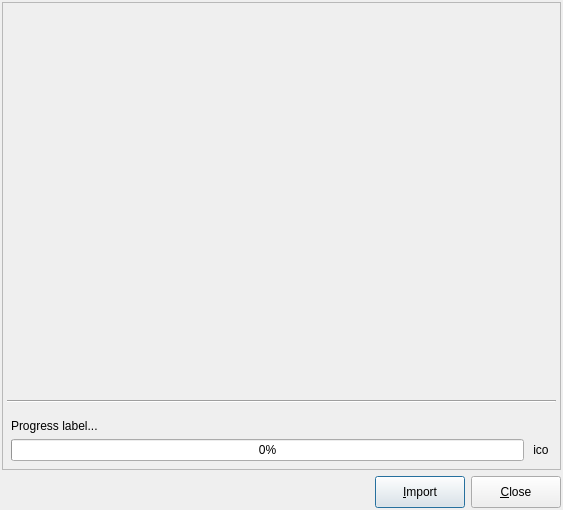
The window that libpgmodeler_ui/ui/databaseimportform.ui (pgmodeler/pgmodeler) describes before a commit, drawn with Qt 5.
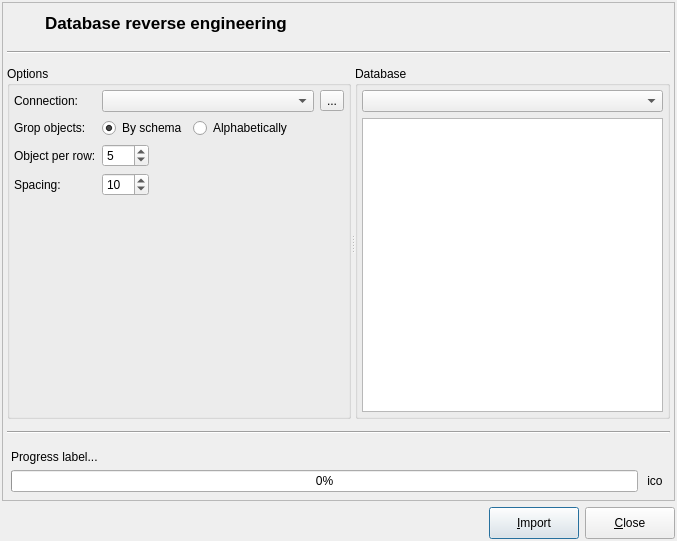
The same window after the commit. Icons and pictures are not drawn.

Commit message: Minor adjustments on ModelExportForm and DatabaseImportForm

What changed in the file:
```diff
--- a/libpgmodeler_ui/ui/databaseimportform.ui
+++ b/libpgmodeler_ui/ui/databaseimportform.ui
@@ -9,8 +9,8 @@
    <rect>
     <x>0</x>
     <y>0</y>
-    <width>563</width>
-    <height>510</height>
+    <width>677</width>
+    <height>541</height>
    </rect>
   </property>
   <property name="sizePolicy">
@@ -21,8 +21,8 @@
   </property>
   <property name="minimumSize">
    <size>
-    <width>0</width>
-    <height>0</height>
+    <width>670</width>
+    <height>500</height>
    </size>
   </property>
   <property name="maximumSize">
@@ -32,7 +32,7 @@
    </size>
   </property>
   <property name="windowTitle">
-   <string>Model Export</string>
+   <string>Database Import</string>
   </property>
   <property name="windowIcon">
    <iconset resource="../res/resources.qrc">
@@ -51,6 +51,87 @@
    <property name="bottomMargin">
     <number>2</number>
    </property>
+   <item row="1" column="2">
+    <layout class="QHBoxLayout" name="horizontalLayout_10">
+     <item>
+      <widget class="QPushButton" name="export_btn">
+       <property name="minimumSize">
+        <size>
+         <width>90</width>
+         <height>32</height>
+        </size>
+       </property>
+       <property name="maximumSize">
+        <size>
+         <width>90</width>
+         <height>16777215</height>
+        </size>
+       </property>
+       <property name="text">
+        <string>&amp;Import</string>
+       </property>
+       <property name="icon">
+        <iconset resource="../res/resources.qrc">
+         <normaloff>:/icones/icones/import.png</normaloff>:/icones/icones/import.png</iconset>
+       </property>
+       <property name="iconSize">
+        <size>
+         <width>20</width>
+         <height>16</height>
+        </size>
+       </property>
+       <property name="default">
+        <bool>true</bool>
+       </property>
+      </widget>
+     </item>
+     <item>
+      <widget class="QPushButton" name="close_btn">
+       <property name="minimumSize">
+        <size>
+         <width>90</width>
+         <height>32</height>
+        </size>
+       </property>
+       <property name="maximumSize">
+        <size>
+         <width>90</width>
+         <height>16777215</height>
+        </size>
+       </property>
+       <property name="text">
+        <string>&amp;Close</string>
+       </property>
+       <property name="icon">
+        <iconset resource="../res/resources.qrc">
+         <normaloff>:/icones/icones/fechar1.png</normaloff>:/icones/icones/fechar1.png</iconset>
+       </property>
+       <property name="iconSize">
+        <size>
+         <width>20</width>
+         <height>16</height>
+        </size>
+       </property>
+       <property name="flat">
+        <bool>false</bool>
+       </property>
+      </widget>
+     </item>
+    </layout>
+   </item>
+   <item row="1" column="1">
+    <spacer name="horizontalSpacer_6">
+     <property name="orientation">
+      <enum>Qt::Horizontal</enum>
+     </property>
+     <property name="sizeHint" stdset="0">
+      <size>
+       <width>246</width>
+       <height>20</height>
+      </size>
+     </property>
+    </spacer>
+   </item>
    <item row="0" column="0" colspan="3">
     <widget class="QFrame" name="frame">
      <property name="enabled">
@@ -81,7 +162,318 @@
       <property name="bottomMargin">
        <number>4</number>
       </property>
-      <item row="1" column="0">
+      <item row="0" column="0">
+       <widget class="QLabel" name="label_6">
+        <property name="sizePolicy">
+         <sizepolicy hsizetype="Fixed" vsizetype="Fixed">
+          <horstretch>0</horstretch>
+          <verstretch>0</verstretch>
+         </sizepolicy>
+        </property>
+        <property name="minimumSize">
+         <size>
+          <width>32</width>
+          <height>32</height>
+         </size>
+        </property>
+        <property name="maximumSize">
+         <size>
+          <width>32</width>
+          <height>32</height>
+         </size>
+        </property>
+        <property name="text">
+         <string/>
+        </property>
+        <property name="pixmap">
+         <pixmap resource="../res/resources.qrc">:/icones/icones/import.png</pixmap>
+        </property>
+       </widget>
+      </item>
+      <item row="0" column="1">
+       <widget class="QLabel" name="label_7">
+        <property name="font">
+         <font>
+          <pointsize>13</pointsize>
+          <weight>75</weight>
+          <bold>true</bold>
+         </font>
+        </property>
+        <property name="text">
+         <string>Database reverse engineering</string>
+        </property>
+       </widget>
+      </item>
+      <item row="1" column="0" colspan="2">
+       <widget class="QFrame" name="ln2_frm_2">
+        <property name="minimumSize">
+         <size>
+          <width>0</width>
+          <height>15</height>
+         </size>
+        </property>
+        <property name="frameShape">
+         <enum>QFrame::HLine</enum>
+        </property>
+        <property name="frameShadow">
+         <enum>QFrame::Sunken</enum>
+        </property>
+       </widget>
+      </item>
+      <item row="2" column="0" colspan="2">
+       <widget class="QWidget" name="widget" native="true">
+        <property name="sizePolicy">
+         <sizepolicy hsizetype="Preferred" vsizetype="Expanding">
+          <horstretch>0</horstretch>
+          <verstretch>0</verstretch>
+         </sizepolicy>
+        </property>
+        <layout class="QGridLayout" name="gridLayout_3">
+         <property name="leftMargin">
+          <number>0</number>
+         </property>
+         <property name="topMargin">
+          <number>0</number>
+         </property>
+         <property name="rightMargin">
+          <number>0</number>
+         </property>
+         <property name="bottomMargin">
+          <number>0</number>
+         </property>
+         <property name="spacing">
+          <number>0</number>
+         </property>
+         <item row="0" column="0">
+          <widget class="QSplitter" name="splitter">
+           <property name="orientation">
+            <enum>Qt::Horizontal</enum>
+           </property>
+           <widget class="QGroupBox" name="groupBox">
+            <property name="title">
+             <string>Options</string>
+            </property>
+            <layout class="QGridLayout" name="gridLayout_2">
+             <property name="leftMargin">
+              <number>4</number>
+             </property>
+             <property name="topMargin">
+              <number>4</number>
+             </property>
+             <property name="rightMargin">
+              <number>4</number>
+             </property>
+             <property name="bottomMargin">
+              <number>4</number>
+             </property>
+             <item row="0" column="0">
+              <widget class="QLabel" name="label_2">
+               <property name="sizePolicy">
+                <sizepolicy hsizetype="Fixed" vsizetype="Preferred">
+                 <horstretch>0</horstretch>
+                 <verstretch>0</verstretch>
+                </sizepolicy>
+               </property>
+               <property name="text">
+                <string>Connection:</string>
+               </property>
+              </widget>
+             </item>
+             <item row="0" column="1" colspan="2">
+              <layout class="QHBoxLayout" name="horizontalLayout">
+               <item>
+                <widget class="QComboBox" name="comboBox"/>
+               </item>
+               <item>
+                <widget class="QToolButton" name="toolButton_3">
+                 <property name="text">
+                  <string>...</string>
+                 </property>
+                 <property name="icon">
+                  <iconset resource="../res/resources.qrc">
+                   <normaloff>:/icones/icones/conexaobd.png</normaloff>:/icones/icones/conexaobd.png</iconset>
+                 </property>
+                 <property name="iconSize">
+                  <size>
+                   <width>22</width>
+                   <height>22</height>
+                  </size>
+                 </property>
+                </widget>
+               </item>
+              </layout>
+             </item>
+             <item row="1" column="0">
+              <widget class="QLabel" name="label_3">
+               <property name="sizePolicy">
+                <sizepolicy hsizetype="Fixed" vsizetype="Preferred">
+                 <horstretch>0</horstretch>
+                 <verstretch>0</verstretch>
+                </sizepolicy>
+               </property>
+               <property name="text">
+                <string>Grop objects:</string>
+               </property>
+              </widget>
+             </item>
+             <item row="1" column="1" colspan="2">
+              <layout class="QHBoxLayout" name="horizontalLayout_2">
+               <item>
+                <widget class="QRadioButton" name="radioButton">
+                 <property name="sizePolicy">
+                  <sizepolicy hsizetype="Fixed" vsizetype="Fixed">
+                   <horstretch>0</horstretch>
+                   <verstretch>0</verstretch>
+                  </sizepolicy>
+                 </property>
+                 <property name="text">
+                  <string>By schema</string>
+                 </property>
+                 <property name="checked">
+                  <bool>true</bool>
+                 </property>
+                </widget>
+               </item>
+               <item>
+                <widget class="QRadioButton" name="radioButton_2">
+                 <property name="text">
+                  <string>Alphabetically</string>
+                 </property>
+                </widget>
+               </item>
+              </layout>
+             </item>
+             <item row="2" column="0">
+              <widget class="QLabel" name="label_4">
+               <property name="sizePolicy">
+                <sizepolicy hsizetype="Fixed" vsizetype="Preferred">
+                 <horstretch>0</horstretch>
+                 <verstretch>0</verstretch>
+                </sizepolicy>
+               </property>
+               <property name="text">
+                <string>Object per row:</string>
+               </property>
+              </widget>
+             </item>
+             <item row="2" column="1">
+              <widget class="QSpinBox" name="spinBox">
+               <property name="minimum">
+                <number>1</number>
+               </property>
+               <property name="maximum">
+                <number>20</number>
+               </property>
+               <property name="value">
+                <number>5</number>
+               </property>
+              </widget>
+             </item>
+             <item row="2" column="2">
+              <spacer name="horizontalSpacer">
+               <property name="orientation">
+                <enum>Qt::Horizontal</enum>
+               </property>
+               <property name="sizeHint" stdset="0">
+                <size>
+                 <width>40</width>
+                 <height>20</height>
+                </size>
+               </property>
+              </spacer>
+             </item>
+             <item row="3" column="0">
+              <widget class="QLabel" name="label_5">
+               <property name="sizePolicy">
+                <sizepolicy hsizetype="Fixed" vsizetype="Preferred">
+                 <horstretch>0</horstretch>
+                 <verstretch>0</verstretch>
+                </sizepolicy>
+               </property>
+               <property name="text">
+                <string>Spacing:</string>
+               </property>
+              </widget>
+             </item>
+             <item row="3" column="1">
+              <widget class="QSpinBox" name="spinBox_2">
+               <property name="minimum">
+                <number>1</number>
+               </property>
+               <property name="maximum">
+                <number>100</number>
+               </property>
+               <property name="value">
+                <number>10</number>
+               </property>
+              </widget>
+             </item>
+             <item row="3" column="2">
+              <spacer name="horizontalSpacer_2">
+               <property name="orientation">
+                <enum>Qt::Horizontal</enum>
+               </property>
+               <property name="sizeHint" stdset="0">
+                <size>
+                 <width>167</width>
+                 <height>20</height>
+                </size>
+               </property>
+              </spacer>
+             </item>
+             <item row="4" column="0" colspan="3">
+              <spacer name="verticalSpacer">
+               <property name="orientation">
+                <enum>Qt::Vertical</enum>
+               </property>
+               <property name="sizeHint" stdset="0">
+                <size>
+                 <width>328</width>
+                 <height>188</height>
+                </size>
+               </property>
+              </spacer>
+             </item>
+            </layout>
+           </widget>
+           <widget class="QGroupBox" name="groupBox_2">
+            <property name="title">
+             <string>Database</string>
+            </property>
+            <layout class="QGridLayout" name="gridLayout">
+             <property name="leftMargin">
+              <number>4</number>
+             </property>
+             <property name="topMargin">
+              <number>4</number>
+             </property>
+             <property name="rightMargin">
+              <number>4</number>
+             </property>
+             <property name="bottomMargin">
+              <number>4</number>
+             </property>
+             <item row="0" column="0">
+              <widget class="QComboBox" name="comboBox_2"/>
+             </item>
+             <item row="1" column="0">
+              <widget class="QTreeView" name="treeView">
+               <property name="minimumSize">
+                <size>
+                 <width>300</width>
+                 <height>0</height>
+                </size>
+               </property>
+              </widget>
+             </item>
+            </layout>
+           </widget>
+          </widget>
+         </item>
+        </layout>
+       </widget>
+      </item>
+      <item row="3" column="0" colspan="2">
        <widget class="QFrame" name="ln2_frm">
         <property name="minimumSize">
          <size>
@@ -97,7 +489,7 @@
         </property>
        </widget>
       </item>
-      <item row="2" column="0">
+      <item row="4" column="0" colspan="2">
        <layout class="QGridLayout" name="gridLayout_4">
         <property name="leftMargin">
          <number>4</number>
@@ -164,19 +556,6 @@
         </item>
        </layout>
       </item>
-      <item row="0" column="0">
-       <spacer name="verticalSpacer_2">
-        <property name="orientation">
-         <enum>Qt::Vertical</enum>
-        </property>
-        <property name="sizeHint" stdset="0">
-         <size>
-          <width>20</width>
-          <height>10</height>
-         </size>
-        </property>
-       </spacer>
-      </item>
      </layout>
     </widget>
    </item>
@@ -190,75 +569,6 @@
      </property>
     </widget>
    </item>
-   <item row="1" column="1">
-    <spacer name="horizontalSpacer_6">
-     <property name="orientation">
-      <enum>Qt::Horizontal</enum>
-     </property>
-     <property name="sizeHint" stdset="0">
-      <size>
-       <width>246</width>
-       <height>20</height>
-      </size>
-     </property>
-    </spacer>
-   </item>
-   <item row="1" column="2">
-    <layout class="QHBoxLayout" name="horizontalLayout_10">
-     <item>
-      <widget class="QPushButton" name="export_btn">
-       <property name="minimumSize">
-        <size>
-         <width>90</width>
-         <height>32</height>
-        </size>
-       </property>
-       <property name="maximumSize">
-        <size>
-         <width>90</width>
-         <height>16777215</height>
-        </size>
-       </property>
-       <property name="text">
-        <string>&amp;Import</string>
-       </property>
-       <property name="icon">
-        <iconset resource="../res/resources.qrc">
-         <normaloff>:/icones/icones/import.png</normaloff>:/icones/icones/import.png</iconset>
-       </property>
-       <property name="default">
-        <bool>true</bool>
-       </property>
-      </widget>
-     </item>
-     <item>
-      <widget class="QPushButton" name="close_btn">
-       <property name="minimumSize">
-        <size>
-         <width>90</width>
-         <height>32</height>
-        </size>
-       </property>
-       <property name="maximumSize">
-        <size>
-         <width>90</width>
-         <height>16777215</height>
-        </size>
-       </property>
-       <property name="text">
-        <string>&amp;Close</string>
-       </property>
-       <property name="icon">
-        <iconset resource="../res/resources.qrc">
-         <normaloff>:/icones/icones/fechar1.png</normaloff>:/icones/icones/fechar1.png</iconset>
-       </property>
-       <property name="flat">
-        <bool>false</bool>
-       </property>
-      </widget>
-     </item>
-    </layout>
-   </item>
   </layout>
  </widget>
  <resources>
```
The commit also changes 1 other file.
